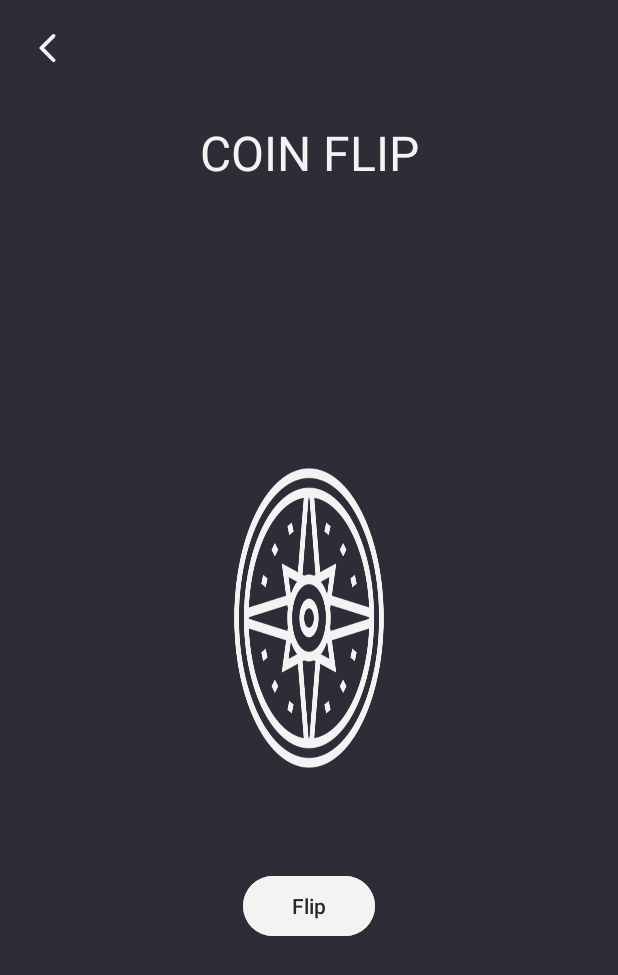
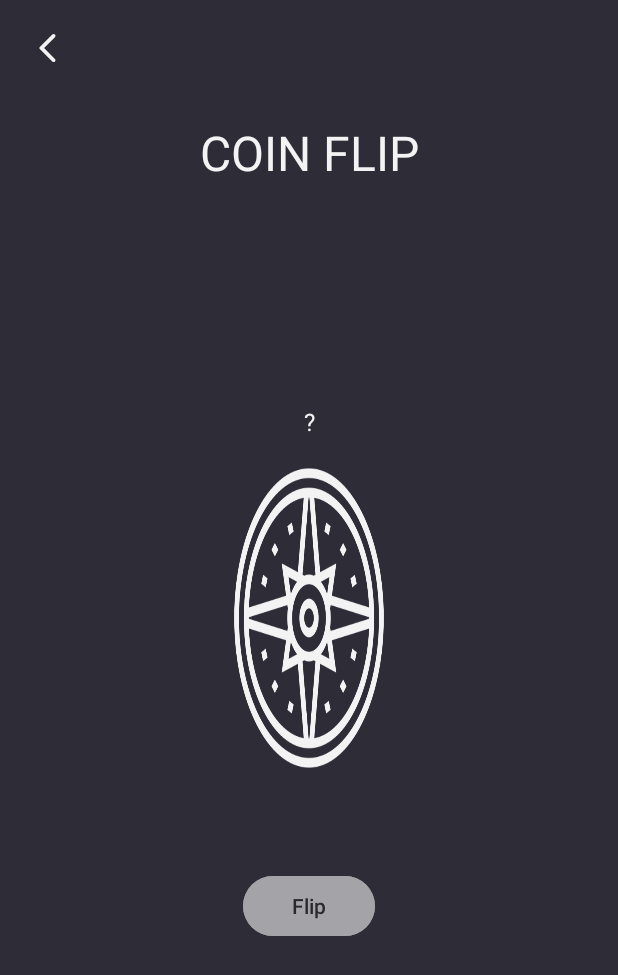
Before and after one commit to CieloBW/parcial-1-am-acn4a-batkis-bussetti, an Android app: the CoinActivity screen opened directly, with no data from a screen before it, after a tap on "Flip", on a phone screen of 412 x 824 dp. Shown: the top 975 px of the screen. Run offline under Robolectric (Android 15) with nearby library versions, the phone set to English and light mode, and no system bars; Roboto replaces fonts that are not available here.

Commit message:
feat: added coin text and extracted strings

```diff
--- a/app/src/main/java/com/example/play_companion/CoinActivity.java
+++ b/app/src/main/java/com/example/play_companion/CoinActivity.java
@@ -13,6 +13,7 @@ import android.view.animation.Animation;
 import android.view.animation.AnimationUtils;
 import android.widget.Button;
 import android.widget.ImageView;
+import android.widget.TextView;
 
 import java.util.Random;
 
@@ -21,6 +22,7 @@ public class CoinActivity extends AppCompatActivity {
     Button flipButton;
     ImageView coinImg;
     ImageView coinTImg;
+    TextView coinText;
     Random random = new Random();
 
     Boolean heads = true;
@@ -34,6 +36,7 @@ public class CoinActivity extends AppCompatActivity {
         flipButton = findViewById(R.id.pc_flip_button);
         coinImg = findViewById(R.id.pc_coin_img);
         coinTImg = findViewById(R.id.pc_coint_img);
+        coinText = findViewById(R.id.pc_coin);
 
         flipButton.setOnClickListener(new View.OnClickListener() {
             @Override
@@ -51,6 +54,9 @@ public class CoinActivity extends AppCompatActivity {
     private void flipCoin() {
         Log.d("TAG", String.valueOf(spins));
         Log.d("TAG", String.valueOf(heads));
+        coinText.setText(R.string.pc_question);
+        flipButton.setEnabled(false);
+        flipButton.setAlpha(0.6F);
 
         Animator anim = AnimatorInflater.loadAnimator(this, R.animator.pc_scale_x_axis);
         Animator animR = AnimatorInflater.loadAnimator(this, R.animator.pc_scale_x_axis_r);
@@ -83,6 +89,19 @@ public class CoinActivity extends AppCompatActivity {
                     flipCoin();
                 }
             }, 810);
+        } else {
+            new Handler().postDelayed(new Runnable() {
+                @Override
+                public void run() {
+                    if (heads) {
+                        coinText.setText(R.string.pc_heads);
+                    } else {
+                        coinText.setText(R.string.pc_tails);
+                    }
+                    flipButton.setEnabled(true);
+                    flipButton.setAlpha(1F);
+                }
+            }, 810);
         }
     }
 
--- a/app/src/main/res/layout/activity_coin.xml
+++ b/app/src/main/res/layout/activity_coin.xml
@@ -21,11 +21,23 @@
         app:layout_constraintStart_toStartOf="parent"
         app:layout_constraintTop_toTopOf="parent" />
 
+    <TextView
+        android:id="@+id/pc_coin"
+        android:layout_width="wrap_content"
+        android:layout_height="wrap_content"
+        android:layout_marginBottom="20dp"
+        android:text="@string/pc_heads"
+        android:textColor="@color/pc_white"
+        android:textSize="@dimen/pc_text_size"
+        app:layout_constraintBottom_toTopOf="@+id/pc_coin_img"
+        app:layout_constraintEnd_toEndOf="parent"
+        app:layout_constraintStart_toStartOf="parent" />
+
     <ImageView
         android:id="@+id/pc_coin_img"
         android:layout_width="200dp"
         android:layout_height="200dp"
-        android:contentDescription="coin_image"
+        android:contentDescription="@string/pc_coin_image"
         app:layout_constraintBottom_toBottomOf="parent"
         app:layout_constraintEnd_toEndOf="parent"
         app:layout_constraintStart_toStartOf="parent"
@@ -36,7 +48,7 @@
         android:id="@+id/pc_coint_img"
         android:layout_width="200dp"
         android:layout_height="200dp"
-        android:contentDescription="coin_image"
+        android:contentDescription="@string/pc_coin_image"
         android:scaleX="0"
         app:layout_constraintBottom_toBottomOf="parent"
         app:layout_constraintEnd_toEndOf="parent"
@@ -50,7 +62,7 @@
         android:layout_height="wrap_content"
         android:layout_marginTop="68dp"
         android:backgroundTint="@color/pc_white"
-        android:text="Flip"
+        android:text="@string/pc_flip"
         android:textColor="@color/pc_black"
         app:layout_constraintEnd_toEndOf="parent"
         app:layout_constraintStart_toStartOf="parent"
--- a/app/src/main/res/values/strings.xml
+++ b/app/src/main/res/values/strings.xml
@@ -42,4 +42,8 @@
     <string name="pc_save_changes">Save changes</string>
     <string name="pc_log_out">Log out</string>
     <string name="pc_delete_account">Delete account</string>
+    <string name="pc_heads">Heads</string>
+    <string name="pc_tails">Tails</string>
+    <string name="pc_coin_image">coin_image</string>
+    <string name="pc_flip">Flip</string>
 </resources>
```
